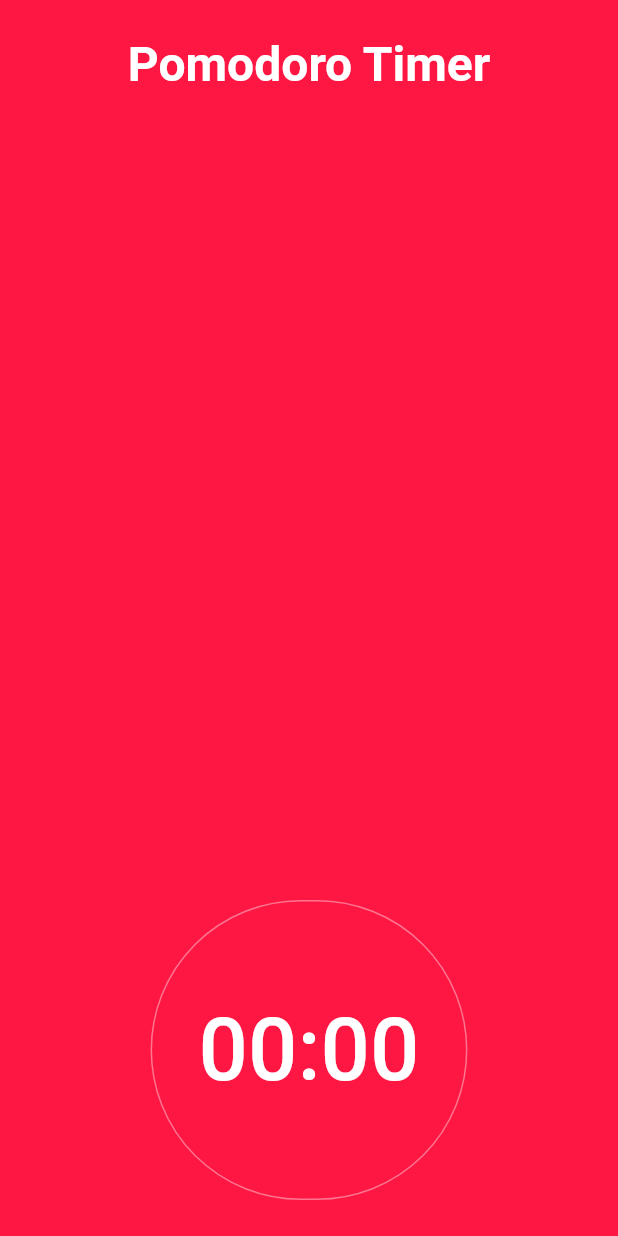
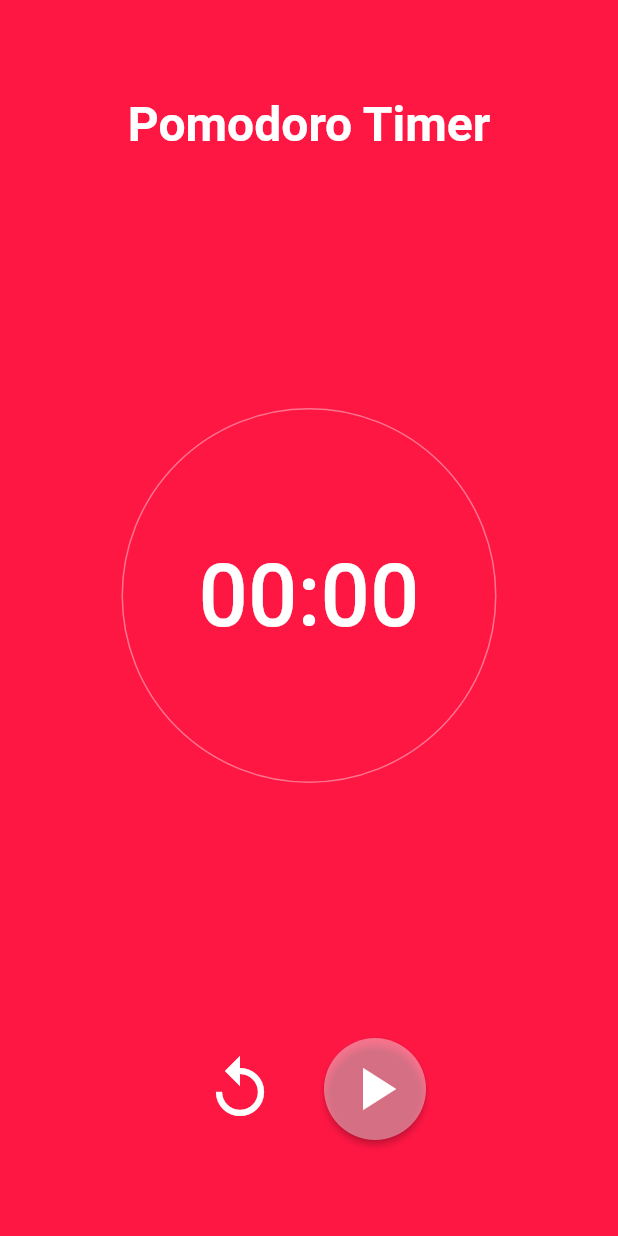
Before and after one commit to pedropfsf/pomodoro_timer, a Flutter app: the screen it shows after launch, on a phone screen of 412 x 824 dp. Run offline on Flutter 3.47's test engine with Material 2 defaults, Android fonts, the phone set to English and light mode, and no system bars; our stand-ins replace mobx; generated files the repository leaves out were written again.

Commit message:
feat(focus): Desenvolvido todo o layout estático no modo focus

```diff
--- a/lib/main.dart
+++ b/lib/main.dart
@@ -1,6 +1,7 @@
 import 'package:flutter/material.dart';
 import 'package:pomodoro_timer/utils/ways.dart';
-import 'package:pomodoro_timer/widgets/button_play.dart';
+import 'package:pomodoro_timer/widgets/button_timer.dart';
+import 'package:pomodoro_timer/widgets/control.dart';
 import 'package:pomodoro_timer/widgets/screen_container.dart';
 import 'package:pomodoro_timer/widgets/screen_title.dart';
 
@@ -20,7 +21,8 @@ class _AppState extends State<App> {
       color: FocusMode().color,
       children: [
         const ScreenTitle(text: 'Pomodoro Timer'),
-        ButtonPlay(timer: FocusMode().timer)
+        ButtonTimer(timer: FocusMode().timer),
+        const Control()
       ],
     );
   }
--- a/lib/widgets/button_play.dart
+++ b/lib/widgets/button_play.dart
@@ -2,30 +2,26 @@ import 'package:flutter/material.dart';
 import 'package:pomodoro_timer/utils/colors.dart';
 
 class ButtonPlay extends StatelessWidget {
-  ButtonPlay({super.key, this.timer});
-
-  final int? timer;
-
-  final buttonStyle = OutlinedButton.styleFrom(
-    foregroundColor: colors['white'],
-    side: BorderSide(color: colors['alpha']!),
-    minimumSize: const Size(200, 200),
-    shape: RoundedRectangleBorder(
-      borderRadius: BorderRadius.circular(150),
-    ),
-    padding: const EdgeInsets.all(32),
-  );
-
-  final textStyle = const TextStyle(
-    fontSize: 58,
-  );
+  const ButtonPlay({super.key});
 
   @override
   Widget build(BuildContext context) {
-    return OutlinedButton(
+    return ElevatedButton(
       onPressed: () {},
-      style: buttonStyle,
-      child: Text('00:00', style: textStyle),
+      style: IconButton.styleFrom(
+        backgroundColor: colors['alpha'],
+        shape: const RoundedRectangleBorder(
+          borderRadius: BorderRadius.all(
+            Radius.circular(100),
+          ),
+        ),
+        padding: const EdgeInsets.all(10),
+      ),
+      child: Icon(
+        Icons.play_arrow,
+        color: colors['white'],
+        size: 48,
+      ),
     );
   }
 }
--- /dev/null
+++ b/lib/widgets/button_replay.dart
@@ -0,0 +1,18 @@
+import 'package:flutter/material.dart';
+import 'package:pomodoro_timer/utils/colors.dart';
+
+class ButtonReplay extends StatelessWidget {
+  const ButtonReplay({super.key});
+
+  @override
+  Widget build(BuildContext context) {
+    return IconButton(
+      onPressed: () {},
+      iconSize: 48,
+      icon: Icon(
+        Icons.replay,
+        color: colors['white'],
+      ),
+    );
+  }
+}
--- /dev/null
+++ b/lib/widgets/button_timer.dart
@@ -0,0 +1,31 @@
+import 'package:flutter/material.dart';
+import 'package:pomodoro_timer/utils/colors.dart';
+
+class ButtonTimer extends StatelessWidget {
+  ButtonTimer({super.key, this.timer});
+
+  final int? timer;
+
+  final buttonStyle = OutlinedButton.styleFrom(
+    foregroundColor: colors['white'],
+    side: BorderSide(color: colors['alpha']!),
+    minimumSize: const Size(250, 250),
+    shape: RoundedRectangleBorder(
+      borderRadius: BorderRadius.circular(150),
+    ),
+    padding: const EdgeInsets.all(32),
+  );
+
+  final textStyle = const TextStyle(
+    fontSize: 58,
+  );
+
+  @override
+  Widget build(BuildContext context) {
+    return OutlinedButton(
+      onPressed: () {},
+      style: buttonStyle,
+      child: Text('00:00', style: textStyle),
+    );
+  }
+}
--- /dev/null
+++ b/lib/widgets/control.dart
@@ -0,0 +1,19 @@
+import 'package:flutter/material.dart';
+import 'package:pomodoro_timer/widgets/button_play.dart';
+import 'package:pomodoro_timer/widgets/button_replay.dart';
+
+class Control extends StatelessWidget {
+  const Control({super.key});
+
+  @override
+  Widget build(BuildContext context) {
+    return const Row(
+      mainAxisAlignment: MainAxisAlignment.center,
+      children: [
+        ButtonReplay(),
+        SizedBox(width: 24),
+        ButtonPlay(),
+      ],
+    );
+  }
+}
--- a/lib/widgets/screen_container.dart
+++ b/lib/widgets/screen_container.dart
@@ -14,10 +14,10 @@ class ScreenContainer extends StatelessWidget {
   Widget build(BuildContext context) {
     final heightStatusBar = MediaQuery.of(context).viewPadding.top;
     final padding = EdgeInsets.only(
-      top: heightStatusBar + 24,
-      left: 24,
-      right: 24,
-      bottom: 24,
+      top: heightStatusBar + 64,
+      left: 64,
+      right: 64,
+      bottom: 64,
     );
 
     return MaterialApp(
```
